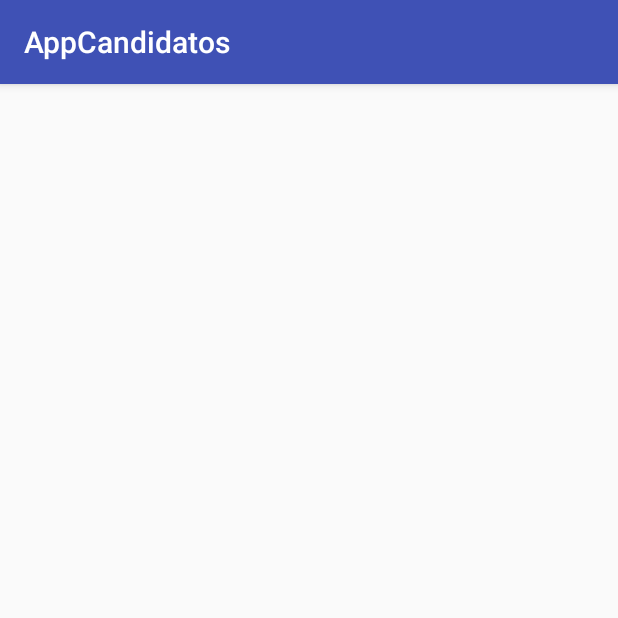
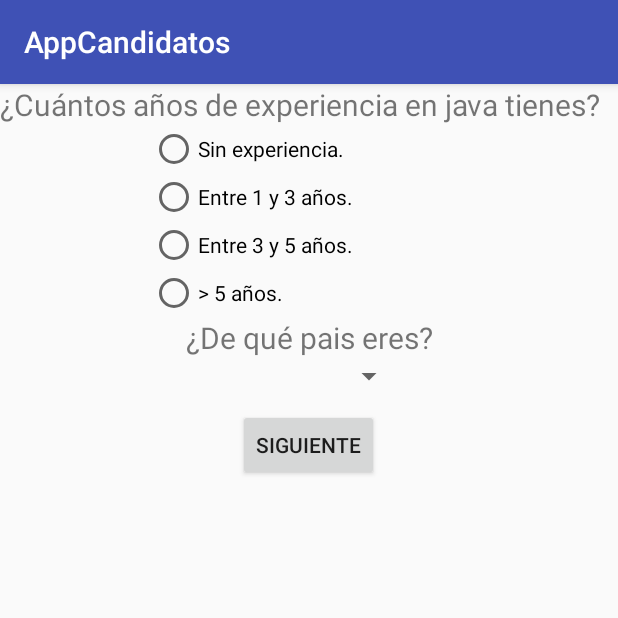
Before and after one commit to GrupoTresCurso/VideoInterviewApp, an Android app: the Activity_Formulario screen opened directly, with no data from a screen before it, on a phone screen of 412 x 824 dp, the top half of it. Run offline under Robolectric (Android 15) with nearby library versions, the phone set to English and light mode, and no system bars.

Commit message:
Formulario casi terminado

```diff
--- a/AppCandidatos/app/src/main/AndroidManifest.xml
+++ b/AppCandidatos/app/src/main/AndroidManifest.xml
@@ -22,7 +22,10 @@
         <activity android:name=".activities.Activity_VideoPregunta" />
         <activity android:name=".activities.Activity_GrabarRespuesta" />
         <activity android:name=".activities.Activity_Despedida" />
-        <activity android:name=".activities.Activity_Adjuntos"></activity>
+        <activity android:name=".activities.Activity_Adjuntos" />
+        <activity android:name=".activities.Activity_Formulario2" />
+        <activity android:name=".activities.Activity_Formulario3" />
+        <activity android:name=".activities.Activity_Formulario4"></activity>
     </application>
 
 </manifest>
--- a/AppCandidatos/app/src/main/res/layout/layout__formulario.xml
+++ b/AppCandidatos/app/src/main/res/layout/layout__formulario.xml
@@ -1,9 +1,77 @@
 <?xml version="1.0" encoding="utf-8"?>
-<android.support.constraint.ConstraintLayout xmlns:android="http://schemas.android.com/apk/res/android"
+<LinearLayout xmlns:android="http://schemas.android.com/apk/res/android"
     xmlns:app="http://schemas.android.com/apk/res-auto"
     xmlns:tools="http://schemas.android.com/tools"
     android:layout_width="match_parent"
     android:layout_height="match_parent"
-    tools:context="com.example.tictum.appcandidatos.activities.Activity4_Formulario">
+    android:orientation="vertical"
+    tools:context="com.example.tictum.appcandidatos.activities.Activity_Formulario">
 
-</android.support.constraint.ConstraintLayout>
+    <TextView
+        android:id="@+id/pregunta1"
+        android:layout_width="match_parent"
+        android:layout_height="wrap_content"
+        android:text="@string/pregunta1"
+        style="@style/fuentesPreguntas"
+        />
+
+    <RadioGroup
+        android:layout_width="match_parent"
+        android:layout_height="wrap_content"
+        android:paddingLeft="100dp">
+
+        <RadioButton
+            android:id="@+id/opcion1"
+            android:layout_width="match_parent"
+            android:layout_height="wrap_content"
+            android:text="@string/opcionUno" />
+
+        <RadioButton
+            android:id="@+id/opcion2"
+            android:layout_width="match_parent"
+            android:layout_height="wrap_content"
+            android:text="@string/opcionDos" />
+
+        <RadioButton
+            android:id="@+id/opcion3"
+            android:layout_width="match_parent"
+            android:layout_height="wrap_content"
+            android:text="@string/opcionTres" />
+
+        <RadioButton
+            android:id="@+id/opcion4"
+            android:layout_width="match_parent"
+            android:layout_height="wrap_content"
+            android:text="@string/opcionCuatro" />
+
+
+    </RadioGroup>
+
+    <TextView
+        android:id="@+id/pregunta2"
+        android:layout_width="match_parent"
+        android:layout_height="wrap_content"
+        android:gravity="center"
+        android:text="@string/pregunta2"
+        style="@style/fuentesPreguntas"/>
+
+    <Spinner
+        android:id="@+id/spinner_nacionalidad"
+        android:layout_width="128dp"
+        android:layout_height="wrap_content"
+        android:layout_gravity="center"         />
+
+
+
+    <Button
+        android:id="@+id/btn_siguiente"
+        android:layout_width="wrap_content"
+        android:layout_height="wrap_content"
+        android:text="@string/btn_siguiente"
+        android:layout_marginTop="10dp"
+        android:layout_gravity="center"
+
+        />
+
+
+</LinearLayout>
--- a/AppCandidatos/app/src/main/res/layout/layout__video_pregunta.xml
+++ b/AppCandidatos/app/src/main/res/layout/layout__video_pregunta.xml
@@ -4,6 +4,10 @@
     xmlns:tools="http://schemas.android.com/tools"
     android:layout_width="match_parent"
     android:layout_height="match_parent"
-    tools:context="com.example.tictum.appcandidatos.activities.Activity5_VideoPregunta">
+   tools:context="com.example.tictum.appcandidatos.activities.Activity_VideoPregunta">
+
+
+
+
 
 </android.support.constraint.ConstraintLayout>
--- a/AppCandidatos/app/src/main/res/values/strings.xml
+++ b/AppCandidatos/app/src/main/res/values/strings.xml
@@ -1,3 +1,26 @@
 <resources>
     <string name="app_name">AppCandidatos</string>
+    <string name="pregunta1">¿Cuántos años de experiencia en java tienes?</string>
+    <string name="pregunta2">¿De qué pais eres?</string>
+    <string name="pregunta3">Marca las tecnologías con las que has trabajado:</string>
+    <string name="pregunta4">¿Cuántos años tienes?</string>
+    <string name="opcionUno">Sin experiencia.</string>
+    <string name="opcionDos">Entre 1 y 3 años.</string>
+    <string name="opcionTres">Entre 3 y 5 años.</string>
+    <string name="opcionCuatro"><![CDATA[> 5 años.]]></string>
+    <string name="nacionalidad">Selecciona tu país</string>
+    <string name="tecnologia1">AngularJs</string>
+    <string name="tecnologia2">PHP</string>
+    <string name="tecnologia3">Python</string>
+    <string name="tecnologia4">Sql</string>
+    <string name="btn_siguiente">Siguiente</string>
+    <string name="pregunta5">¿Cual es tu grado de satisfacción con la calidad de la entrevista?</string>
+    <string name="pregunta6">¿La calidad de comunicación ha sido?</string>
+    <string name="mala">Mala</string>
+    <string name="aceptable">Aceptable</string>
+    <string name="buena">Buena</string>
+    <string name="excelente">Excelente</string>
+    <string name="peregunta7">Danos tu opinion con respecto a la experiencia que has tenido al realizar esta entrevista con Video Interview App</string>
+    <string name="btn_enviar">Enviar</string>
+
 </resources>
--- a/AppCandidatos/app/src/main/res/values/styles.xml
+++ b/AppCandidatos/app/src/main/res/values/styles.xml
@@ -8,4 +8,10 @@
         <item name="colorAccent">@color/colorAccent</item>
     </style>
 
+    <style name="fuentesPreguntas">
+        <item name="android:textSize">20dp</item>
+        <item name="android:layout_gravity">center</item>
+
+    </style>
+
 </resources>
```
Also changed, not shown: AppCandidatos/app/src/main/java/com/example/tictum/appcandidatos/activities/Activity_Formulario2.java (added, +15 -0 lines), AppCandidatos/app/src/main/java/com/example/tictum/appcandidatos/activities/Activity_Formulario3.java (added, +15 -0 lines), AppCandidatos/app/src/main/java/com/example/tictum/appcandidatos/activities/Activity_Formulario4.java (added, +15 -0 lines), AppCandidatos/app/src/main/java/com/example/tictum/appcandidatos/adapter/AdaptadorEntrevistas.java (+6 -3 lines), AppCandidatos/app/src/main/java/com/example/tictum/appcandidatos/adapter/AdaptadorPaises.java (added, +18 -0 lines), AppCandidatos/app/src/main/java/com/example/tictum/appcandidatos/adapter/AdaptadorPuntuciacionEntrevista.java (added, +21 -0 lines), AppCandidatos/app/src/main/java/com/example/tictum/appcandidatos/beans/Pais.java (added, +22 -0 lines), AppCandidatos/app/src/main/java/com/example/tictum/appcandidatos/beans/PuntuacionEntrevista.java (added, +22 -0 lines), AppCandidatos/app/src/main/res/layout/layout__formulario2.xml (added, +87 -0 lines), AppCandidatos/app/src/main/res/layout/layout__formulario3.xml (added, +72 -0 lines), AppCandidatos/app/src/main/res/layout/layout__formulario4.xml (added, +43 -0 lines).
